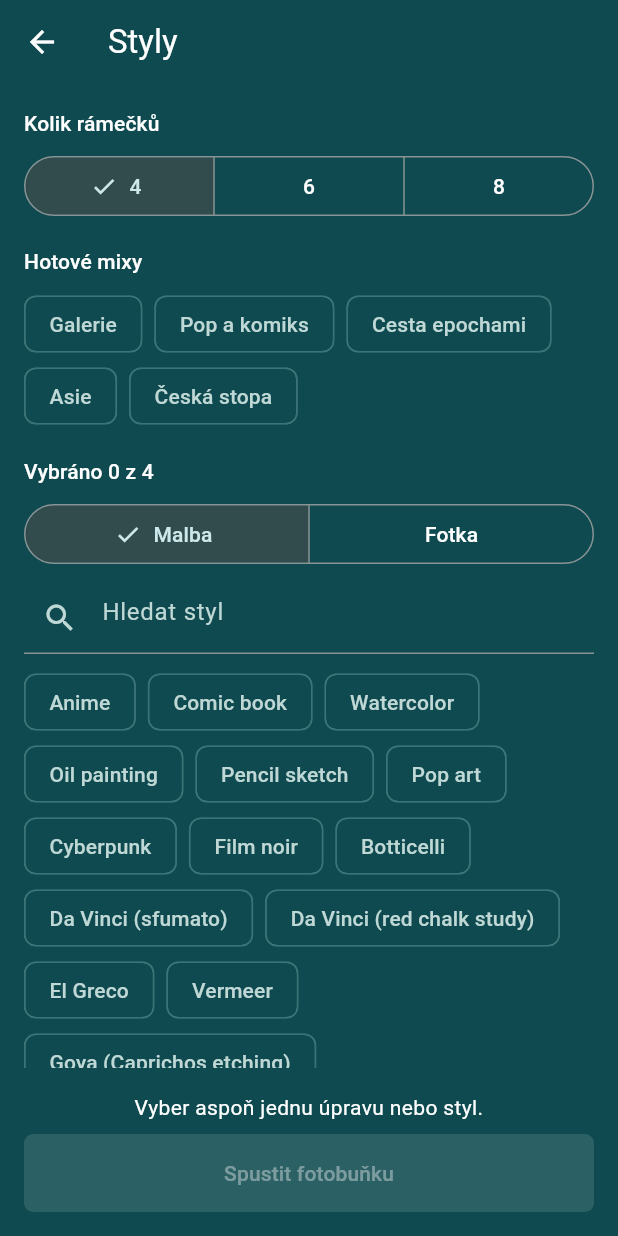
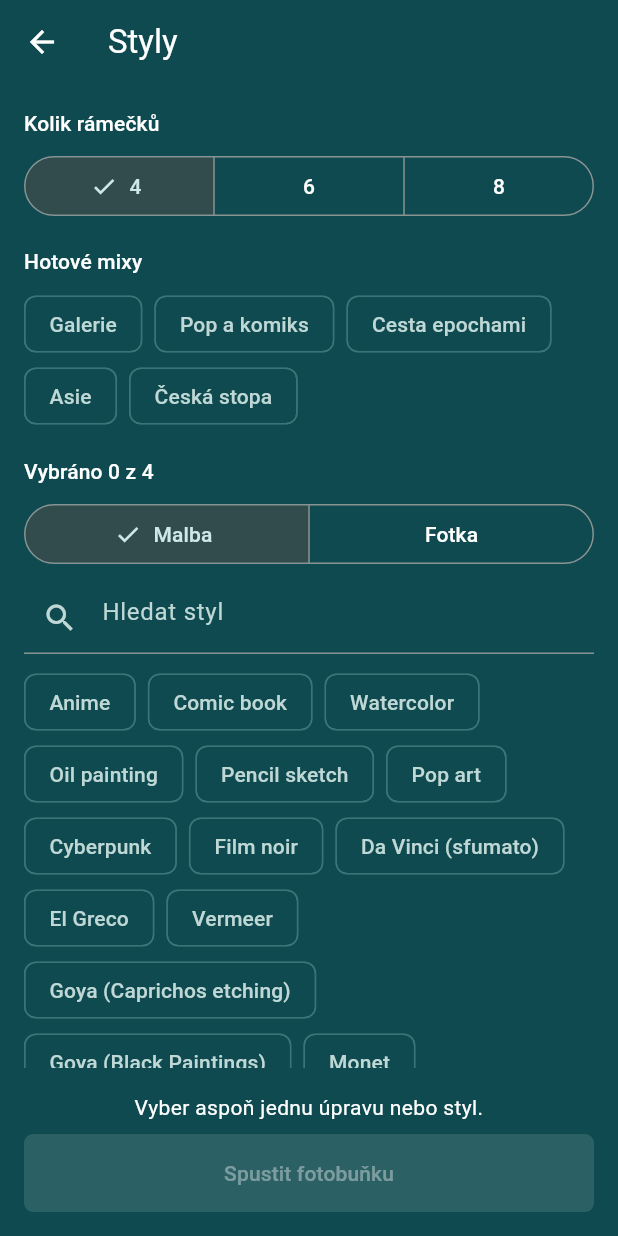
Before and after one commit to lioilsources/Restyler, a Flutter app: the StylesStep screen opened directly, on a phone screen of 412 x 824 dp. Run offline on Flutter 3.47's test engine with Material 3 defaults, Android fonts, the phone set to English and light mode, and no system bars; our stand-ins replace flutter_riverpod, hive_flutter, image_picker, share_plus, video_player; missing offline and left inert: flutter_onnxruntime, gal; accounts and stored records are empty.

Commit message:
fix: retire 18 styles that drew or invite nudity
davinci-chalk rendered a topless portrait from a clothed selfie of a young
person on FLUX, which reads no negative prompt. It goes, with the styles
whose wording asks for bodies (anatomy, flesh, figure study, minimal
clothing) or whose painter is best known for nudes. kRetiredRestyleStyleIds
keeps them out (test), the Galerie mix takes Munch for Schiele, and
'Spustit znovu' no longer resends a saved plan that holds a retired style.

Co-Authored-By: Claude Opus 5.5 <noreply@anthropic.com>
Claude-Session: https://claude.ai/code/session_01RgN3TXzc6MrjedKZgcgbwk

```diff
--- a/lib/data/mixes.dart
+++ b/lib/data/mixes.dart
@@ -27,7 +27,7 @@ final kStyleMixes = <StyleMix>[
     _f('monet'),
     _f('lautrec-poster'),
     _f('matisse-cutout'),
-    _f('schiele'),
+    _f('munch'),
   ]),
   StyleMix('komiks', 'Pop a komiks', [
     _f('popart'),
--- a/lib/l10n/app_localizations.dart
+++ b/lib/l10n/app_localizations.dart
@@ -146,24 +146,12 @@ abstract class AppLocalizations {
   /// **'Film noir'**
   String get styleNoir;
 
-  /// No description provided for @styleBotticelli.
-  ///
-  /// In cs, this message translates to:
-  /// **'Botticelli'**
-  String get styleBotticelli;
-
   /// No description provided for @styleDavinci.
   ///
   /// In cs, this message translates to:
   /// **'Da Vinci (sfumato)'**
   String get styleDavinci;
 
-  /// No description provided for @styleDavinciChalk.
-  ///
-  /// In cs, this message translates to:
-  /// **'Da Vinci (studie rudkou)'**
-  String get styleDavinciChalk;
-
   /// No description provided for @styleElgreco.
   ///
   /// In cs, this message translates to:
@@ -278,12 +266,6 @@ abstract class AppLocalizations {
   /// **'Matisse (fauvismus)'**
   String get styleMatisseFauve;
 
-  /// No description provided for @styleSchiele.
-  ///
-  /// In cs, this message translates to:
-  /// **'Schiele'**
-  String get styleSchiele;
-
   /// No description provided for @styleKubista.
   ///
   /// In cs, this message translates to:
@@ -362,12 +344,6 @@ abstract class AppLocalizations {
   /// **'Matisse (výstřižky)'**
   String get styleMatisseCutout;
 
-  /// No description provided for @styleBacon.
-  ///
-  /// In cs, this message translates to:
-  /// **'Francis Bacon'**
-  String get styleBacon;
-
   /// No description provided for @styleWarhol.
   ///
   /// In cs, this message translates to:
@@ -470,12 +446,6 @@ abstract class AppLocalizations {
   /// **'Římská freska'**
   String get styleRomanfresco;
 
-  /// No description provided for @styleGreek.
-  ///
-  /// In cs, this message translates to:
-  /// **'Klasické Řecko'**
-  String get styleGreek;
-
   /// No description provided for @styleMinoan.
   ///
   /// In cs, this message translates to:
@@ -602,12 +572,6 @@ abstract class AppLocalizations {
   /// **'Dogonové (Mali)'**
   String get styleDogon;
 
-  /// No description provided for @styleHimba.
-  ///
-  /// In cs, this message translates to:
-  /// **'Himbové (Namibie)'**
-  String get styleHimba;
-
   /// No description provided for @styleMaasai.
   ///
   /// In cs, this message translates to:
@@ -710,24 +674,12 @@ abstract class AppLocalizations {
   /// **'Jeskynní malba (Lascaux)'**
   String get styleCavePainting;
 
-  /// No description provided for @styleCycladic.
-  ///
-  /// In cs, this message translates to:
-  /// **'Kykladská idolka'**
-  String get styleCycladic;
-
   /// No description provided for @styleGreekVaseBlack.
   ///
   /// In cs, this message translates to:
   /// **'Černofigurová váza'**
   String get styleGreekVaseBlack;
 
-  /// No description provided for @styleGreekVaseRed.
-  ///
-  /// In cs, this message translates to:
-  /// **'Červenofigurová váza'**
-  String get styleGreekVaseRed;
-
   /// No description provided for @styleEtruscanTomb.
   ///
   /// In cs, this message translates to:
@@ -926,12 +878,6 @@ abstract class AppLocalizations {
   /// **'Precisionismus'**
   String get stylePrecisionism;
 
-  /// No description provided for @stylePinUp50s.
-  ///
-  /// In cs, this message translates to:
-  /// **'Pin-up 50. let'**
-  String get stylePinUp50s;
-
   /// No description provided for @styleInuitPrintmaking.
   ///
   /// In cs, this message translates to:
@@ -998,12 +944,6 @@ abstract class AppLocalizations {
   /// **'Dürer — mědiryty'**
   String get styleDurerEngraving;
 
-  /// No description provided for @styleTitian.
-  ///
-  /// In cs, this message translates to:
-  /// **'Tizian — benátský kolorit'**
-  String get styleTitian;
-
   /// No description provided for @styleBruegel.
   ///
   /// In cs, this message translates to:
@@ -1016,12 +956,6 @@ abstract class AppLocalizations {
   /// **'Caravaggio — modely ze tmy'**
   String get styleCaravaggio;
 
-  /// No description provided for @styleRubens.
-  ///
-  /// In cs, this message translates to:
-  /// **'Rubens — vířivá kompozice'**
-  String get styleRubens;
-
   /// No description provided for @styleVelazquez.
   ///
   /// In cs, this message translates to:
@@ -1034,12 +968,6 @@ abstract class AppLocalizations {
   /// **'Fragonard — hravý štětec'**
   String get styleFragonard;
 
-  /// No description provided for @styleDavidNeoclassical.
-  ///
-  /// In cs, this message translates to:
-  /// **'David — neoklasicismus'**
-  String get styleDavidNeoclassical;
-
   /// No description provided for @styleBlake.
   ///
   /// In cs, this message translates to:
@@ -1064,12 +992,6 @@ abstract class AppLocalizations {
   /// **'Turner — rozpuštěné světlo'**
   String get styleTurner;
 
-  /// No description provided for @styleIngres.
-  ///
-  /// In cs, this message translates to:
-  /// **'Ingres — porcelánová pleť'**
-  String get styleIngres;
-
   /// No description provided for @styleHiroshige.
   ///
   /// In cs, this message translates to:
@@ -1082,12 +1004,6 @@ abstract class AppLocalizations {
   /// **'Kunijoši — hrdinské listy'**
   String get styleKuniyoshi;
 
-  /// No description provided for @styleManet.
-  ///
-  /// In cs, this message translates to:
-  /// **'Manet — černá jako barva'**
-  String get styleManet;
-
   /// No description provided for @styleDore.
   ///
   /// In cs, this message translates to:
@@ -1106,12 +1022,6 @@ abstract class AppLocalizations {
   /// **'Jošitoši — poslední ukiyo-e'**
   String get styleYoshitoshi;
 
-  /// No description provided for @styleRenoir.
-  ///
-  /// In cs, this message translates to:
-  /// **'Renoir — skvrny světla'**
-  String get styleRenoir;
-
   /// No description provided for @styleCassatt.
   ///
   /// In cs, this message translates to:
@@ -1160,12 +1070,6 @@ abstract class AppLocalizations {
   /// **'Vrubel — krystalické fasety'**
   String get styleVrubel;
 
-  /// No description provided for @styleZorn.
-  ///
-  /// In cs, this message translates to:
-  /// **'Zorn — čtyřbarevná paleta'**
-  String get styleZorn;
-
   /// No description provided for @styleEnsor.
   ///
   /// In cs, this message translates to:
@@ -1292,12 +1196,6 @@ abstract class AppLocalizations {
   /// **'Lawrence — ploché tempery'**
   String get styleJacobLawrence;
 
-  /// No description provided for @styleFrazetta.
-  ///
-  /// In cs, this message translates to:
-  /// **'Frazetta — olejová fantasy'**
-  String get styleFrazetta;
-
   /// No description provided for @styleBeksinski.
   ///
   /// In cs, this message translates to:
@@ -1327,12 +1225,6 @@ abstract class AppLocalizations {
   /// In cs, this message translates to:
   /// **'Giger — biomechanika'**
   String get styleGiger;
-
-  /// No description provided for @styleSorayama.
-  ///
-  /// In cs, this message translates to:
-  /// **'Sorayama — chrom'**
-  String get styleSorayama;
 
   /// No description provided for @styleMurakami.
   ///
--- a/lib/l10n/style_names.dart
+++ b/lib/l10n/style_names.dart
@@ -15,9 +15,7 @@ String styleName(AppLocalizations l, String id) => switch (id) {
     'popart' => l.stylePopart,
     'cyberpunk' => l.styleCyberpunk,
     'noir' => l.styleNoir,
-  'botticelli' => l.styleBotticelli,
     'davinci' => l.styleDavinci,
-  'davinci-chalk' => l.styleDavinciChalk,
     'elgreco' => l.styleElgreco,
     'vermeer' => l.styleVermeer,
     'goya-caprichos' => l.styleGoyaCaprichos,
@@ -37,7 +35,6 @@ String styleName(AppLocalizations l, String id) => switch (id) {
     'picasso-rose' => l.stylePicassoRose,
     'kandinsky-early' => l.styleKandinskyEarly,
     'matisse-fauve' => l.styleMatisseFauve,
-  'schiele' => l.styleSchiele,
     'kubista' => l.styleKubista,
     'mucha-slav-epic' => l.styleMuchaSlavEpic,
     'chagall' => l.styleChagall,
@@ -51,7 +48,6 @@ String styleName(AppLocalizations l, String id) => switch (id) {
     'picasso-cubist' => l.stylePicassoCubist,
     'lada' => l.styleLada,
     'matisse-cutout' => l.styleMatisseCutout,
-  'bacon' => l.styleBacon,
     'warhol' => l.styleWarhol,
     'lichtenstein' => l.styleLichtenstein,
     'hockney-pool' => l.styleHockneyPool,
@@ -69,7 +65,6 @@ String styleName(AppLocalizations l, String id) => switch (id) {
     'papercut' => l.stylePapercut,
     'filipino' => l.styleFilipino,
     'romanfresco' => l.styleRomanfresco,
-  'greek' => l.styleGreek,
     'minoan' => l.styleMinoan,
     'byzantine' => l.styleByzantine,
     'illumination' => l.styleIllumination,
@@ -91,7 +86,6 @@ String styleName(AppLocalizations l, String id) => switch (id) {
     'egyptian' => l.styleEgyptian,
     'ashanti' => l.styleAshanti,
     'dogon' => l.styleDogon,
-  'himba' => l.styleHimba,
     'maasai' => l.styleMaasai,
     'assyrian' => l.styleAssyrian,
     'mesopotamian' => l.styleMesopotamian,
@@ -109,9 +103,7 @@ String styleName(AppLocalizations l, String id) => switch (id) {
     'nihonga' => l.styleNihonga,
     'warli' => l.styleWarli,
     'cave-painting' => l.styleCavePainting,
-  'cycladic' => l.styleCycladic,
     'greek-vase-black' => l.styleGreekVaseBlack,
-  'greek-vase-red' => l.styleGreekVaseRed,
     'etruscan-tomb' => l.styleEtruscanTomb,
     'scythian-gold' => l.styleScythianGold,
     'roman-mosaic' => l.styleRomanMosaic,
@@ -145,7 +137,6 @@ String styleName(AppLocalizations l, String id) => switch (id) {
     'hudson-river' => l.styleHudsonRiver,
     'navajo-sand' => l.styleNavajoSand,
     'precisionism' => l.stylePrecisionism,
-  'pin-up-50s' => l.stylePinUp50s,
     'inuit-printmaking' => l.styleInuitPrintmaking,
     'psychedelic-poster' => l.stylePsychedelicPoster,
     'san-rock-art' => l.styleSanRockArt,
@@ -157,25 +148,19 @@ String styleName(AppLocalizations l, String id) => switch (id) {
     'van-eyck' => l.styleVanEyck,
     'bosch' => l.styleBosch,
     'durer-engraving' => l.styleDurerEngraving,
-  'titian' => l.styleTitian,
     'bruegel' => l.styleBruegel,
     'caravaggio' => l.styleCaravaggio,
-  'rubens' => l.styleRubens,
     'velazquez' => l.styleVelazquez,
     'fragonard' => l.styleFragonard,
-  'david-neoclassical' => l.styleDavidNeoclassical,
     'blake' => l.styleBlake,
     'hokusai' => l.styleHokusai,
     'friedrich' => l.styleFriedrich,
     'turner' => l.styleTurner,
-  'ingres' => l.styleIngres,
     'hiroshige' => l.styleHiroshige,
     'kuniyoshi' => l.styleKuniyoshi,
-  'manet' => l.styleManet,
     'dore' => l.styleDore,
     'whistler' => l.styleWhistler,
     'yoshitoshi' => l.styleYoshitoshi,
-  'renoir' => l.styleRenoir,
     'cassatt' => l.styleCassatt,
     'repin' => l.styleRepin,
     'rousseau' => l.styleRousseau,
@@ -184,7 +169,6 @@ String styleName(AppLocalizations l, String id) => switch (id) {
     'malczewski' => l.styleMalczewski,
     'sargent' => l.styleSargent,
     'vrubel' => l.styleVrubel,
-  'zorn' => l.styleZorn,
     'ensor' => l.styleEnsor,
     'sorolla' => l.styleSorolla,
     'hammershoi' => l.styleHammershoi,
@@ -206,13 +190,11 @@ String styleName(AppLocalizations l, String id) => switch (id) {
     'trnka' => l.styleTrnka,
     'wyeth' => l.styleWyeth,
     'jacob-lawrence' => l.styleJacobLawrence,
-  'frazetta' => l.styleFrazetta,
     'beksinski' => l.styleBeksinski,
     'kusama' => l.styleKusama,
     'born' => l.styleBorn,
     'moebius' => l.styleMoebius,
     'giger' => l.styleGiger,
-  'sorayama' => l.styleSorayama,
     'murakami' => l.styleMurakami,
     'kehinde-wiley' => l.styleKehindeWiley,
     'airbrush' => l.styleAirbrush,
--- a/lib/services/errors.dart
+++ b/lib/services/errors.dart
@@ -34,6 +34,9 @@ String maskErrorText(HairMaskException e, [MaskStep step = MaskStep.hair]) {
 const kBusyText =
     'Běží ti jiný render. Dokud nedoběhne, nový nespustíš a nejde ani Oživit. '
     'Klip „vlasy ve větru“ může trvat kolem 20 minut.';
+const kRetiredStyleText =
+    'Některý styl v tomhle projektu jsme z appky odebrali. '
+    'Založ nový projekt s jinými styly.';
 const kServerBusyText =
     'Server je teď vytížený. Zkus to za pár minut, generace jsou vrácené.';
 const kOfflineText =
--- a/packages/tsumiki_shared/lib/catalogs/restyle_styles.dart
+++ b/packages/tsumiki_shared/lib/catalogs/restyle_styles.dart
@@ -132,13 +132,6 @@ const kRestyleStyles = <RestyleStyle>[
 
   // ── Painters (Ol1nLLM style matrix, third wave, 2026-09-10) ─────────────
   RestyleStyle(
-    id: 'botticelli',
-    label: 'Botticelli',
-    group: kRestyleGroupPainters,
-    block:
-        'early renaissance tempera painting by Sandro Botticelli, graceful linear contours, long flowing golden hair, pale porcelain skin, transparent fluttering drapery, flowers and orange grove, gentle wistful expression, delicate pastel palette',
-  ),
-  RestyleStyle(
     id: 'davinci',
     label: 'Da Vinci (sfumato)',
     group: kRestyleGroupPainters,
@@ -146,13 +139,6 @@ const kRestyleStyles = <RestyleStyle>[
         'portrait painting by Leonardo da Vinci, sfumato, soft smoky shadows without hard edges, enigmatic half smile, muted olive umber and dark green palette, hazy distant landscape, high renaissance oil on poplar',
   ),
   RestyleStyle(
-    id: 'davinci-chalk',
-    label: 'Da Vinci (red chalk study)',
-    group: kRestyleGroupPainters,
-    block:
-        'red chalk figure study by Leonardo da Vinci, sanguine on toned paper, fine parallel hatching, anatomical precision, unfinished sketch edges, faint mirror handwriting notes in the margin',
-  ),
-  RestyleStyle(
     id: 'elgreco',
     label: 'El Greco',
     group: kRestyleGroupPainters,
@@ -286,13 +272,6 @@ const kRestyleStyles = <RestyleStyle>[
         'fauvist painting by Henri Matisse, wild unmixed colour, green stripe down the face, red and turquoise flat planes, loose broad brushstrokes, decorative patterned interior, joyful bold simplicity',
   ),
   RestyleStyle(
-    id: 'schiele',
-    label: 'Schiele',
-    group: kRestyleGroupPainters,
-    block:
-        'figure drawing by Egon Schiele, nervous jagged contour line, contorted angular pose, bony elongated hands, gouache and watercolour patches of orange red and sickly green on bare paper, empty white background, raw expressionist intensity',
-  ),
-  RestyleStyle(
     id: 'kubista',
     label: 'Kubista (cubo-expressionism)',
     group: kRestyleGroupPainters,
@@ -382,13 +361,6 @@ const kRestyleStyles = <RestyleStyle>[
     group: kRestyleGroupPainters,
     block:
         'paper cut-out by Henri Matisse, figure as a single flat cobalt blue silhouette cut from gouache-painted paper, simplified curving limbs, white background, scissors-cut edges, leaf and star shapes, jazz-like playfulness',
-  ),
-  RestyleStyle(
-    id: 'bacon',
-    label: 'Francis Bacon',
-    group: kRestyleGroupPainters,
-    block:
-        'painting by Francis Bacon, smeared distorted figure with blurred twisting face, seated inside a thin drawn cage of lines, flat orange or violet ground, raw fleshy pinks, isolated on a bare stage, visceral unease',
   ),
   RestyleStyle(
     id: 'warhol',
@@ -514,13 +486,6 @@ const kRestyleStyles = <RestyleStyle>[
         'roman fresco style, soft pastel colors, slightly weathered texture, classical drapery, calm idealized faces, muted earth and ochre palette, wall-painting look',
   ),
   RestyleStyle(
-    id: 'greek',
-    label: 'Classical Greek',
-    group: kRestyleGroupEurope,
-    block:
-        'classical greek inspired painting, idealized muscular anatomy, clean marble-like skin, balanced composition, soft drapery folds, harmonious proportions, muted earth tones',
-  ),
-  RestyleStyle(
     id: 'minoan',
     label: 'Minoan fresco',
     group: kRestyleGroupEurope,
@@ -672,13 +637,6 @@ const kRestyleStyles = <RestyleStyle>[
     group: kRestyleGroupAfricaNearEast,
     block:
         'dogon sculptural style, elongated stylized figures, abstract geometric forms, strong vertical lines, earthy wood-like tones, ritualistic presence',
-  ),
-  RestyleStyle(
-    id: 'himba',
-    label: 'Himba (Namibia)',
-    group: kRestyleGroupAfricaNearEast,
-    block:
-        'himba inspired style, rich red ochre skin tones, minimal clothing emphasis, strong natural anatomy, warm desert light, textured skin details',
   ),
   RestyleStyle(
     id: 'maasai',
@@ -806,25 +764,11 @@ const kRestyleStyles = <RestyleStyle>[
         'paleolithic cave painting on rough limestone wall, charcoal contour and blown red and yellow ochre, profile animal silhouettes, twisted perspective horns, cracked rock surface',
   ),
   RestyleStyle(
-    id: 'cycladic',
-    label: 'Cycladic figurine',
-    group: kRestyleGroupEurope,
-    block:
-        'cycladic marble idol, polished white stone body, folded arms across the abdomen, lyre-shaped head with only a ridge nose, flat geometric planes, plain grey background',
-  ),
-  RestyleStyle(
     id: 'greek-vase-black',
     label: 'Black-figure vase',
     group: kRestyleGroupEurope,
     block:
         'attic black-figure pottery, glossy black silhouette figures on orange terracotta, fine incised lines, added white and purple details, meander border band',
-  ),
-  RestyleStyle(
-    id: 'greek-vase-red',
-    label: 'Red-figure vase',
-    group: kRestyleGroupEurope,
-    block:
-        'attic red-figure pottery, orange terracotta figures reserved on lustrous black glaze, thin relief lines for anatomy and drapery folds, palmette and meander border',
   ),
   RestyleStyle(
     id: 'etruscan-tomb',
@@ -1059,13 +1003,6 @@ const kRestyleStyles = <RestyleStyle>[
         'american precisionist oil painting, razor-clean factory edges, smokestacks and steel ducts, flattened planes, smooth unbrushed surface, pale steel blue, rust red and cream',
   ),
   RestyleStyle(
-    id: 'pin-up-50s',
-    label: '1950s pin-up',
-    group: kRestyleGroupAmericasOceania,
-    block:
-        '1950s american pin-up calendar illustration, smooth glossy gouache and oil skin modeling, soft airbrush gradient background, candy red and cream, playful surprised pose, fine rim light',
-  ),
-  RestyleStyle(
     id: 'inuit-printmaking',
     label: 'Inuit stonecut (Kinngait)',
     group: kRestyleGroupAmericasOceania,
@@ -1145,13 +1082,6 @@ const kRestyleStyles = <RestyleStyle>[
         'copper engraving by Albrecht Dürer, black ink on cream paper, dense cross-hatching, swelling burin lines, sharp contour, fine parallel modelling, northern renaissance precision, crisp printed plate surface',
   ),
   RestyleStyle(
-    id: 'titian',
-    label: 'Titian — Venetian colour',
-    group: kRestyleGroupPainters,
-    block:
-        'venetian oil painting by Titian, warm glowing colour, deep reds and golden flesh tones, loose broken late brushwork, soft dissolving contours, layered glazes, rough visible canvas weave',
-  ),
-  RestyleStyle(
     id: 'bruegel',
     label: 'Bruegel — village from above',
     group: kRestyleGroupPainters,
@@ -1166,13 +1096,6 @@ const kRestyleStyles = <RestyleStyle>[
         'tenebrist oil painting by Caravaggio, single hard raking light from upper left, figures emerging from pure black, ordinary unidealised models, sharp shadow edge, earthy red and ochre, dark smooth canvas',
   ),
   RestyleStyle(
-    id: 'rubens',
-    label: 'Rubens — swirling composition',
-    group: kRestyleGroupPainters,
-    block:
-        'flemish baroque oil painting by Peter Paul Rubens, rosy luminous flesh with pearly blue half-tones, swirling diagonal composition, full fleshy forms, warm reds, fluid sweeping brushwork, thin glowing paint',
-  ),
-  RestyleStyle(
     id: 'velazquez',
     label: 'Velázquez — silvery palette',
     group: kRestyleGroupPainters,
@@ -1187,13 +1110,6 @@ const kRestyleStyles = <RestyleStyle>[
         'rococo oil painting by Jean-Honoré Fragonard, feathery playful brushwork, pastel pink, peach and sea-green, frothy foliage light, soft powdery atmosphere, swift flickering touches on canvas',
   ),
   RestyleStyle(
-    id: 'david-neoclassical',
-    label: 'David — Neoclassicism',
-    group: kRestyleGroupPainters,
-    block:
-        'neoclassical oil painting by Jacques-Louis David, invisible smooth brushwork, sculptural marble-like bodies, frieze-like shallow stage, hard clear outlines, stern red and white accents, plain dark background, polished canvas',
-  ),
-  RestyleStyle(
     id: 'blake',
     label: 'Blake — colour prints',
     group: kRestyleGroupPainters,
@@ -1222,13 +1138,6 @@ const kRestyleStyles = <RestyleStyle>[
         'late oil painting by J. M. W. Turner, forms dissolved into blazing light, swirling vortex of yellow and white, scumbled translucent veils, barely any contour, rough scraped impasto surface',
   ),
   RestyleStyle(
-    id: 'ingres',
-    label: 'Ingres — porcelain skin',
-    group: kRestyleGroupPainters,
-    block:
-        'neoclassical oil portrait by Jean-Auguste-Dominique Ingres, porcelain smooth skin, elongated sinuous contours, pure unbroken line, cool pale tones, crisp silk surfaces, enamel-like invisible brushwork',
-  ),
-  RestyleStyle(
     id: 'hiroshige',
     label: 'Hiroshige — bokashi',
     group: kRestyleGroupPainters,
@@ -1243,13 +1152,6 @@ const kRestyleStyles = <RestyleStyle>[
         'ukiyo-e warrior print by Utagawa Kuniyoshi, explosive packed composition filling the sheet, bold swirling black line, dense interlocking patterns, saturated red and indigo, heavy muscular action, woodblock ink texture',
   ),
   RestyleStyle(
-    id: 'manet',
-    label: 'Manet — black as a colour',
-    group: kRestyleGroupPainters,
-    block:
-        'oil painting by Édouard Manet, flat frontal light, black used as a full colour, abrupt shift between light and dark, pale simplified flesh, broad summary brushwork, creamy paint on canvas',
-  ),
-  RestyleStyle(
     id: 'dore',
     label: 'Doré — wood engraving',
     group: kRestyleGroupPainters,
@@ -1271,13 +1173,6 @@ const kRestyleStyles = <RestyleStyle>[
         'meiji woodblock print by Tsukioka Yoshitoshi, dramatic twisting pose, nervous elegant line, restrained muted palette with sudden red accent, sparse gradient ground, fine woodgrain printed on paper',
   ),
   RestyleStyle(
-    id: 'renoir',
-    label: 'Renoir — dappled light',
-    group: kRestyleGroupPainters,
-    block:
-        'impressionist oil painting by Pierre-Auguste Renoir, dappled sunlight patches, soft feathery brushstrokes, warm rosy flesh, shimmering blue shadows, blurred contours, creamy vibrating paint surface',
-  ),
-  RestyleStyle(
     id: 'cassatt',
     label: 'Cassatt — pastel and Japanese framing',
     group: kRestyleGroupPainters,
@@ -1334,13 +1229,6 @@ const kRestyleStyles = <RestyleStyle>[
         'symbolist oil painting by Mikhail Vrubel, crystalline faceted brush planes, mosaic of shattered strokes, deep violet and dusky blue with gleaming pearl, heavy palette-knife impasto',
   ),
   RestyleStyle(
-    id: 'zorn',
-    label: 'Zorn — four-colour palette',
-    group: kRestyleGroupPainters,
-    block:
-        'oil painting by Anders Zorn, limited palette of ochre, vermilion, ivory black and white, ruddy warm flesh, broad decisive slashing strokes, shimmering rippling light, creamy impasto on canvas',
-  ),
-  RestyleStyle(
     id: 'ensor',
     label: 'Ensor — masks',
     group: kRestyleGroupPainters,
@@ -1488,13 +1376,6 @@ const kRestyleStyles = <RestyleStyle>[
         'painting by Jacob Lawrence, casein tempera on hardboard, flat matte colour shapes, angular faceted figures, saturated red, yellow and blue with black, rhythmic repeated forms',
   ),
   RestyleStyle(
-    id: 'frazetta',
-    label: 'Frazetta — oil fantasy',
-    group: kRestyleGroupPainters,
-    block:
-        'fantasy oil painting by Frank Frazetta, explosive muscular anatomy, dynamic twisting action, warm umber darkness, glowing flesh against black, loose rapid brushwork, rough canvas',
-  ),
-  RestyleStyle(
     id: 'beksinski',
     label: 'Beksiński — dystopia',
     group: kRestyleGroupPainters,
@@ -1530,13 +1411,6 @@ const kRestyleStyles = <RestyleStyle>[
         'biomechanical airbrush painting by H. R. Giger, monochrome grey ink, fused organic and machine forms, ribbed tubular surfaces, smooth sprayed gradients, stencilled edges',
   ),
   RestyleStyle(
-    id: 'sorayama',
-    label: 'Sorayama — chrome',
-    group: kRestyleGroupPainters,
-    block:
-        'airbrush illustration by Hajime Sorayama, liquid mirror chrome surfaces, razor sharp specular reflections, smooth sprayed gradients, soft studio glow, flawless polished finish',
-  ),
-  RestyleStyle(
     id: 'murakami',
     label: 'Murakami — Superflat',
     group: kRestyleGroupPainters,
@@ -2322,6 +2196,34 @@ const kRestyleStyles = <RestyleStyle>[
         'pop-up book, cut paper flats standing in layered depth, visible fold tabs and creases, printed illustrated card surface',
   ),
 ];
+
+/// Styles taken out because they drew nudity or describe bodies more than
+/// clothes: `davinci-chalk` rendered a topless portrait from a clothed selfie
+/// of a young person on FLUX (2026-11-13), which reads no negative prompt, so
+/// "fully clothed" in the medium sentence did not hold. The rest went with it
+/// on their wording (anatomy, flesh, figure study, minimal clothing) or their
+/// painter's best-known work being nudes. Never add them back without a
+/// nudity check on the output.
+const kRetiredRestyleStyleIds = <String>{
+  'davinci-chalk',
+  'schiele',
+  'greek',
+  'greek-vase-red',
+  'cycladic',
+  'himba',
+  'pin-up-50s',
+  'titian',
+  'rubens',
+  'renoir',
+  'zorn',
+  'david-neoclassical',
+  'frazetta',
+  'sorayama',
+  'bacon',
+  'botticelli',
+  'manet',
+  'ingres',
+};
 
 RestyleStyle? restyleStyleById(String? id) {
   if (id == null) return null;
```
Also changed, not shown: lib/l10n/app_cs.arb (+0 -18 lines), lib/l10n/app_en.arb (+0 -18 lines), lib/l10n/app_localizations_cs.dart (+0 -54 lines), lib/l10n/app_localizations_en.dart (+0 -54 lines), lib/providers/booth_provider.dart (+15 -0 lines), 2 other files. Lines whose indentation alone changed are shown as unchanged.
